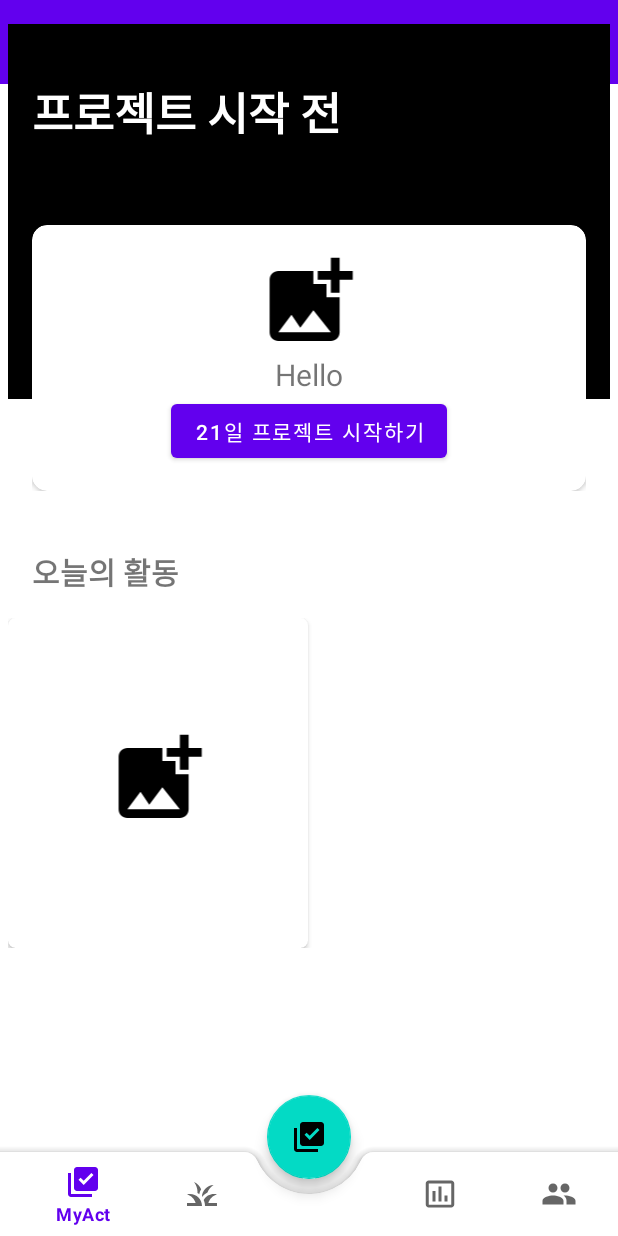
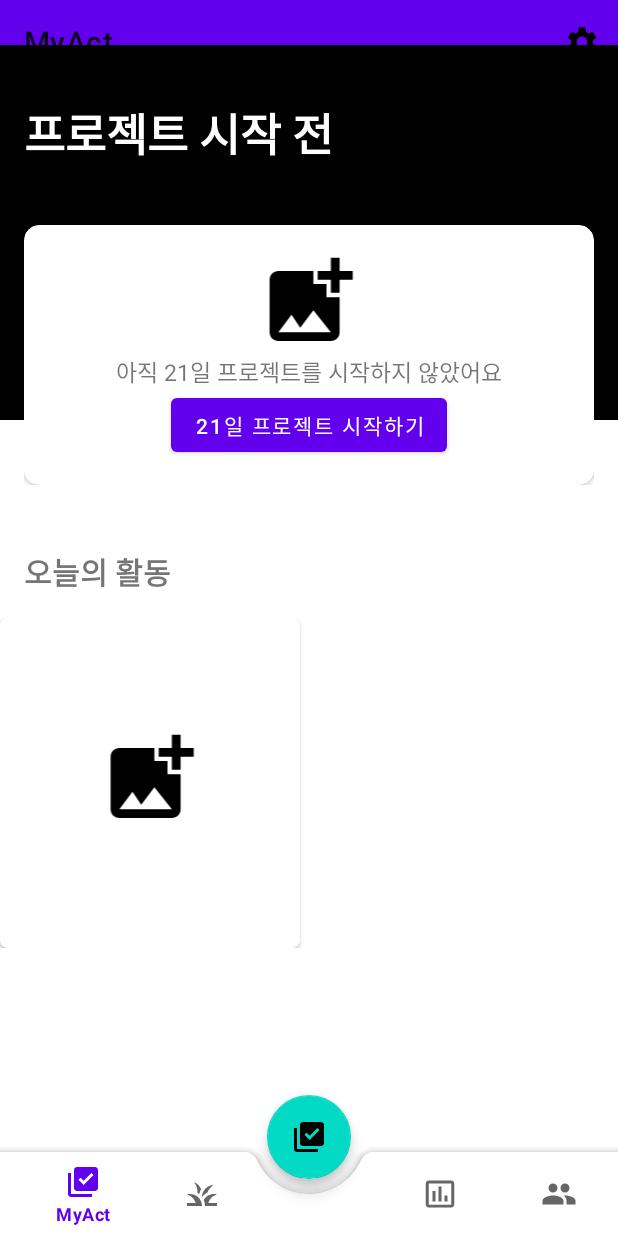
Before and after one commit to yeyechu/ogg, an Android app: the screen it shows after launch (MainActivity), on a phone screen of 412 x 824 dp. Run offline under Robolectric (Android 15) with nearby library versions, the phone set to English and light mode, and no system bars; our stand-ins replace Room's generated code, navigation-ui.

Commit message:
패딩 수정

```diff
--- a/app/src/main/java/com/swu/ogg/ui/myactivity/MyActivityFragment.kt
+++ b/app/src/main/java/com/swu/ogg/ui/myactivity/MyActivityFragment.kt
@@ -29,10 +29,10 @@
         _binding = FragmentMyactivityBinding.inflate(inflater, container, false)
         val root: View = binding.root
 
-        val textView: TextView = binding.textTitleMyactivity
-        myActivityViewModel.text.observe(viewLifecycleOwner) {
-            textView.text = it
-        }
+//        val textView: TextView = binding.textTitleMyactivity
+//        myActivityViewModel.text.observe(viewLifecycleOwner) {
+//            textView.text = it
+//        }
 
         return root
     }
--- a/app/src/main/java/com/swu/ogg/ui/myactivity/MyActivityViewModel.kt
+++ b/app/src/main/java/com/swu/ogg/ui/myactivity/MyActivityViewModel.kt
@@ -15,7 +15,7 @@
 class MyActivityViewModel : ViewModel() {
 
     private val _text = MutableLiveData<String>().apply {
-        value = "프로젝트 시작 전"
+        value = "프로젝트 시"
     }
     val text: LiveData<String> = _text
 
--- a/app/src/main/res/layout/activity_main.xml
+++ b/app/src/main/res/layout/activity_main.xml
@@ -25,7 +25,6 @@
         android:layout_width="match_parent"
         android:layout_height="match_parent"
         android:layout_below="@+id/toolbar"
-        android:layout_marginHorizontal="5dp"
         app:defaultNavHost="true"
         android:layout_weight="8"
         app:navGraph="@navigation/mobile_navigation" />
--- a/app/src/main/res/layout/fragment_myactivity.xml
+++ b/app/src/main/res/layout/fragment_myactivity.xml
@@ -11,7 +11,7 @@
         android:id="@+id/layout_myactivity_first"
         android:layout_width="match_parent"
         android:layout_height="250dp"
-        android:layout_marginTop="@dimen/appbar_padding"
+        android:layout_marginTop="30dp"
         android:padding="@dimen/big_padding"
         android:background="@color/black"
         android:orientation="vertical">
@@ -22,8 +22,8 @@
             android:layout_height="wrap_content"
             android:layout_marginTop="20dp"
             android:fontFamily="sans-serif"
-            android:gravity="left"
-            android:paddingRight="@dimen/big_padding"
+            android:gravity="start"
+            android:paddingBottom="@dimen/big_padding"
             android:text="@string/title_layout_myactivity_first"
             android:textColor="@color/white"
             android:textSize="30sp"
@@ -63,7 +63,6 @@
             app:layout_constraintStart_toStartOf="parent"
             app:layout_constraintTop_toTopOf="parent" />
 
-
     </LinearLayout>
 
 </androidx.coordinatorlayout.widget.CoordinatorLayout>
--- a/app/src/main/res/layout/fragment_stamp.xml
+++ b/app/src/main/res/layout/fragment_stamp.xml
@@ -39,8 +39,8 @@
                 android:layout_width="match_parent"
                 android:layout_height="match_parent"
                 android:gravity="center"
-                android:text="Hello"
-                android:textSize="20sp"
+                android:text="아직 21일 프로젝트를 시작하지 않았어요"
+                android:textSize="15sp"
                 app:layout_constraintBottom_toTopOf="@+id/img_view"
                 app:layout_constraintEnd_toEndOf="parent"
                 app:layout_constraintStart_toStartOf="parent" />
```
